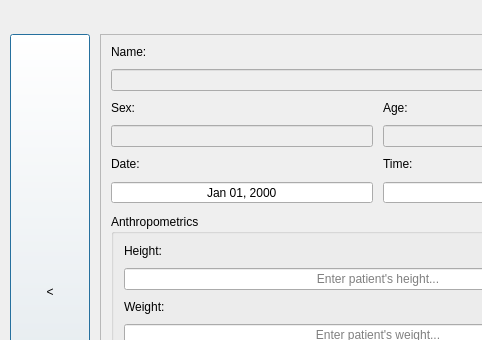
This is UI/main_dashboard_consultation_dialog_ui.ui in jsmcodes/CPC-Final as Qt 5 draws it before an edit; both pictures show x 0 to 482 and y 0 to 340 of the 1350 by 720 pixel window. The edited form follows.
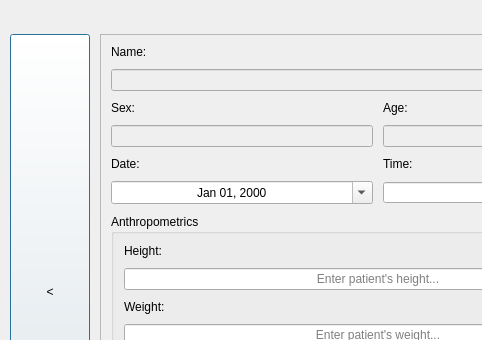
This is the edited form. Icons and pictures are not drawn.

Commit message: done doctor's consultation dialog

Patch:
```diff
--- a/UI/main_dashboard_consultation_dialog_ui.ui
+++ b/UI/main_dashboard_consultation_dialog_ui.ui
@@ -32,7 +32,7 @@
   <property name="modal">
    <bool>true</bool>
   </property>
-  <layout class="QVBoxLayout" name="main_layout" stretch="0,16,0,0,0,0,0">
+  <layout class="QVBoxLayout" name="main_layout" stretch="0,0,0,0,0,0,0">
    <property name="spacing">
     <number>10</number>
    </property>
@@ -100,7 +100,7 @@
         <property name="geometry">
          <rect>
           <x>0</x>
-          <y>0</y>
+          <y>-123</y>
           <width>533</width>
           <height>1224</height>
          </rect>
@@ -199,7 +199,7 @@
             <number>10</number>
            </property>
            <item>
-            <layout class="QVBoxLayout" name="vlo_date" stretch="1,1">
+            <layout class="QVBoxLayout" name="vlo_date" stretch="1,0">
              <property name="spacing">
               <number>10</number>
              </property>
@@ -221,6 +221,9 @@
                <property name="displayFormat">
                 <string>MMM dd, yyyy</string>
                </property>
+               <property name="calendarPopup">
+                <bool>true</bool>
+               </property>
               </widget>
              </item>
             </layout>
```
Left out of the diff: 82 changed lines with no effect on the pictures. The commit also changes 8 other files.
